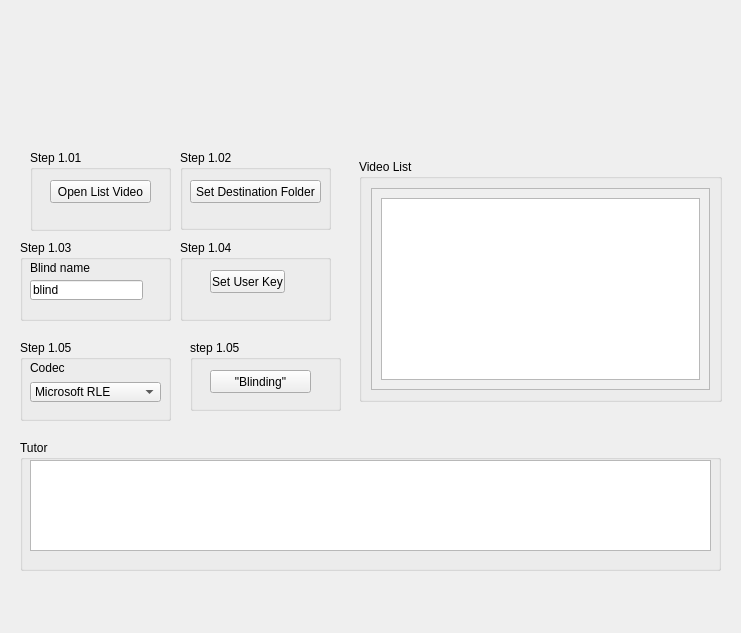
Old version of the form src/telablind.ui in the repository EthoWatcher/ethowatcher.
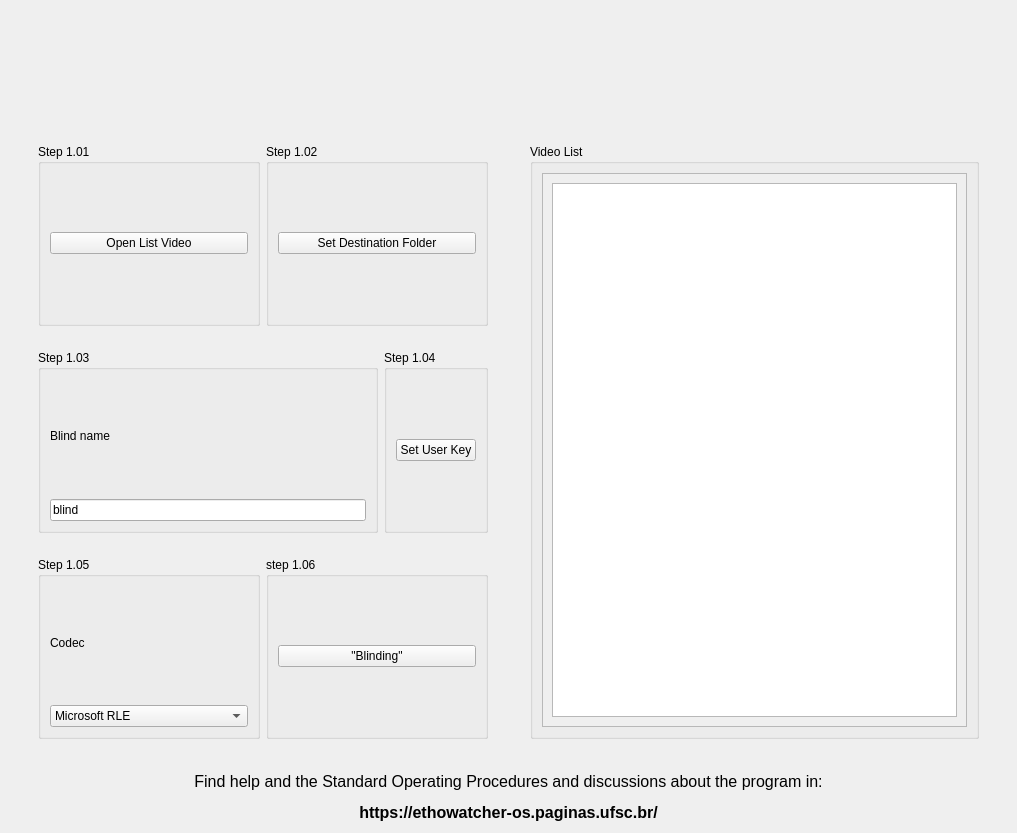
New version of the form. The open tabs and pages were chosen to show the change. Icons and pictures are not drawn.

Commit message: retirando a tela de tutor da telablind.ui

The edit to the form file:
```diff
--- a/src/telablind.ui
+++ b/src/telablind.ui
@@ -6,97 +6,223 @@
    <rect>
     <x>0</x>
     <y>0</y>
-    <width>741</width>
-    <height>633</height>
+    <width>1017</width>
+    <height>833</height>
    </rect>
   </property>
   <property name="windowTitle">
    <string>&quot;Blinding&quot; video files</string>
   </property>
+  <layout class="QVBoxLayout" name="verticalLayout_10">
+   <item>
+    <widget class="QLabel" name="label">
+     <property name="minimumSize">
+      <size>
+       <width>0</width>
+       <height>100</height>
+      </size>
+     </property>
+     <property name="text">
+      <string/>
+     </property>
+     <property name="pixmap">
+      <pixmap resource="resourcefile.qrc">:/icons/ethowatcher_logo_os.png</pixmap>
+     </property>
+     <property name="scaledContents">
+      <bool>true</bool>
+     </property>
+    </widget>
+   </item>
+   <item>
+    <widget class="QWidget" name="widget_6" native="true">
+     <layout class="QHBoxLayout" name="horizontalLayout_8">
+      <item>
+       <widget class="QWidget" name="widget_4" native="true">
+        <layout class="QVBoxLayout" name="verticalLayout_8">
+         <item>
+          <widget class="QWidget" name="widget" native="true">
+           <layout class="QHBoxLayout" name="horizontalLayout_4">
+            <item>
   <widget class="QGroupBox" name="groupBox">
-   <property name="geometry">
-    <rect>
-     <x>30</x>
-     <y>150</y>
-     <width>141</width>
-     <height>81</height>
-    </rect>
-   </property>
    <property name="title">
     <string>Step 1.01</string>
    </property>
+              <layout class="QHBoxLayout" name="horizontalLayout_3">
+               <item>
    <widget class="QPushButton" name="pbAddListaVideo">
-    <property name="geometry">
-     <rect>
-      <x>20</x>
-      <y>30</y>
-      <width>101</width>
-      <height>23</height>
-     </rect>
-    </property>
     <property name="text">
      <string>Open List Video</string>
     </property>
    </widget>
-  </widget>
+               </item>
+              </layout>
+             </widget>
+            </item>
+            <item>
   <widget class="QGroupBox" name="groupBox_2">
-   <property name="geometry">
-    <rect>
-     <x>180</x>
-     <y>150</y>
-     <width>151</width>
-     <height>80</height>
-    </rect>
-   </property>
    <property name="title">
     <string>Step 1.02</string>
    </property>
+              <layout class="QHBoxLayout" name="horizontalLayout_2">
+               <item>
    <widget class="QPushButton" name="pbAbrirPasta">
-    <property name="geometry">
-     <rect>
-      <x>10</x>
-      <y>30</y>
-      <width>131</width>
-      <height>23</height>
-     </rect>
-    </property>
     <property name="text">
      <string>Set Destination Folder</string>
     </property>
    </widget>
-  </widget>
-  <widget class="QGroupBox" name="groupBox_3">
-   <property name="geometry">
-    <rect>
-     <x>20</x>
-     <y>440</y>
-     <width>701</width>
-     <height>131</height>
-    </rect>
+               </item>
+              </layout>
+             </widget>
+            </item>
+           </layout>
+          </widget>
+         </item>
+         <item>
+          <widget class="QWidget" name="widget_2" native="true">
+           <layout class="QHBoxLayout" name="horizontalLayout_5">
+            <item>
+             <widget class="QGroupBox" name="groupBox_5">
+              <property name="minimumSize">
+               <size>
+                <width>0</width>
+                <height>100</height>
+               </size>
    </property>
    <property name="title">
-    <string>Tutor</string>
-   </property>
-   <widget class="QTextEdit" name="textEdit_3">
-    <property name="geometry">
-     <rect>
-      <x>10</x>
-      <y>20</y>
-      <width>681</width>
-      <height>91</height>
-     </rect>
-    </property>
-   </widget>
-  </widget>
+               <string>Step 1.03</string>
+              </property>
+              <layout class="QVBoxLayout" name="verticalLayout_6">
+               <item>
+                <widget class="QLabel" name="label_2">
+                 <property name="text">
+                  <string>Blind name</string>
+                 </property>
+                </widget>
+               </item>
+               <item>
+                <widget class="QLineEdit" name="leNomePadr">
+                 <property name="text">
+                  <string>blind</string>
+                 </property>
+                </widget>
+               </item>
+              </layout>
+             </widget>
+            </item>
+            <item>
+             <widget class="QGroupBox" name="groupBox_7">
+              <property name="title">
+               <string>Step 1.04</string>
+              </property>
+              <layout class="QHBoxLayout" name="horizontalLayout">
+               <item>
+                <widget class="QPushButton" name="pbSetUserKey">
+                 <property name="text">
+                  <string>Set User Key</string>
+                 </property>
+                </widget>
+               </item>
+              </layout>
+             </widget>
+            </item>
+           </layout>
+          </widget>
+         </item>
+         <item>
+          <widget class="QWidget" name="widget_3" native="true">
+           <layout class="QHBoxLayout" name="horizontalLayout_6">
+            <item>
+             <widget class="QGroupBox" name="groupBox_10">
+              <property name="title">
+               <string>Step 1.05</string>
+              </property>
+              <layout class="QVBoxLayout" name="verticalLayout_7">
+               <item>
+                <widget class="QLabel" name="label_26">
+                 <property name="text">
+                  <string>Codec</string>
+                 </property>
+                </widget>
+               </item>
+               <item>
+                <widget class="QComboBox" name="comboBoX">
+                 <item>
+                  <property name="text">
+                   <string>Microsoft RLE</string>
+                  </property>
+                 </item>
+                 <item>
+                  <property name="text">
+                   <string>Microsoft Video1</string>
+                  </property>
+                 </item>
+                 <item>
+                  <property name="text">
+                   <string>Intel IYUV codec</string>
+                  </property>
+                 </item>
+                 <item>
+                  <property name="text">
+                   <string>Cinepack Codec by radius</string>
+                  </property>
+                 </item>
+                 <item>
+                  <property name="text">
+                   <string>Lagarith Lossles Codec</string>
+                  </property>
+                 </item>
+                 <item>
+                  <property name="text">
+                   <string>H264</string>
+                  </property>
+                 </item>
+                 <item>
+                  <property name="text">
+                   <string>XVid</string>
+                  </property>
+                 </item>
+                 <item>
+                  <property name="text">
+                   <string>ffdshow Video Codec</string>
+                  </property>
+                 </item>
+                 <item>
+                  <property name="text">
+                   <string>H264</string>
+                  </property>
+                 </item>
+                </widget>
+               </item>
+              </layout>
+             </widget>
+            </item>
+            <item>
+             <widget class="QGroupBox" name="groupBox_6">
+              <property name="title">
+               <string>step 1.06</string>
+              </property>
+              <layout class="QHBoxLayout" name="horizontalLayout_7">
+               <item>
+                <widget class="QPushButton" name="pbBliding">
+                 <property name="text">
+                  <string>&quot;Blinding&quot;</string>
+                 </property>
+                </widget>
+               </item>
+              </layout>
+             </widget>
+            </item>
+           </layout>
+          </widget>
+         </item>
+        </layout>
+       </widget>
+      </item>
+      <item>
+       <widget class="QWidget" name="widget_5" native="true">
+        <layout class="QVBoxLayout" name="verticalLayout_9">
+         <item>
   <widget class="QStackedWidget" name="staWidPrin">
-   <property name="geometry">
-    <rect>
-     <x>350</x>
-     <y>150</y>
-     <width>381</width>
-     <height>261</height>
-    </rect>
-   </property>
    <property name="currentIndex">
     <number>1</number>
    </property>
@@ -118,8 +244,8 @@
             <rect>
              <x>0</x>
              <y>0</y>
-             <width>79</width>
-             <height>79</height>
+                     <width>429</width>
+                     <height>305</height>
             </rect>
            </property>
            <layout class="QVBoxLayout" name="verticalLayout_5">
@@ -179,197 +305,24 @@
     </layout>
    </widget>
   </widget>
-  <widget class="QGroupBox" name="groupBox_5">
-   <property name="geometry">
-    <rect>
-     <x>20</x>
-     <y>240</y>
-     <width>151</width>
-     <height>81</height>
-    </rect>
-   </property>
-   <property name="title">
-    <string>Step 1.03</string>
-   </property>
-   <widget class="QLineEdit" name="leNomePadr">
-    <property name="geometry">
-     <rect>
-      <x>10</x>
-      <y>40</y>
-      <width>113</width>
-      <height>20</height>
-     </rect>
-    </property>
-    <property name="text">
-     <string>blind</string>
-    </property>
-   </widget>
-   <widget class="QLabel" name="label_2">
-    <property name="geometry">
-     <rect>
-      <x>10</x>
-      <y>20</y>
-      <width>91</width>
-      <height>16</height>
-     </rect>
-    </property>
-    <property name="text">
-     <string>Blind name</string>
-    </property>
-   </widget>
-  </widget>
-  <widget class="QGroupBox" name="groupBox_6">
-   <property name="geometry">
-    <rect>
-     <x>190</x>
-     <y>340</y>
-     <width>151</width>
-     <height>71</height>
-    </rect>
-   </property>
-   <property name="title">
-    <string>step 1.05</string>
-   </property>
-   <widget class="QPushButton" name="pbBliding">
-    <property name="geometry">
-     <rect>
-      <x>20</x>
-      <y>30</y>
-      <width>101</width>
-      <height>23</height>
-     </rect>
-    </property>
-    <property name="text">
-     <string>&quot;Blinding&quot;</string>
-    </property>
-   </widget>
-  </widget>
-  <widget class="QGroupBox" name="groupBox_7">
-   <property name="geometry">
-    <rect>
-     <x>180</x>
-     <y>240</y>
-     <width>151</width>
-     <height>81</height>
-    </rect>
-   </property>
-   <property name="title">
-    <string>Step 1.04</string>
-   </property>
-   <widget class="QPushButton" name="pbSetUserKey">
-    <property name="geometry">
-     <rect>
-      <x>30</x>
-      <y>30</y>
-      <width>75</width>
-      <height>23</height>
-     </rect>
-    </property>
-    <property name="text">
-     <string>Set User Key</string>
-    </property>
-   </widget>
-  </widget>
-  <widget class="QGroupBox" name="groupBox_10">
-   <property name="geometry">
-    <rect>
-     <x>20</x>
-     <y>340</y>
-     <width>151</width>
-     <height>81</height>
-    </rect>
-   </property>
-   <property name="title">
-    <string>Step 1.05</string>
-   </property>
-   <widget class="QLabel" name="label_26">
-    <property name="geometry">
-     <rect>
-      <x>10</x>
-      <y>20</y>
-      <width>51</width>
-      <height>16</height>
-     </rect>
-    </property>
-    <property name="text">
-     <string>Codec</string>
-    </property>
-   </widget>
-   <widget class="QComboBox" name="comboBoX">
-    <property name="geometry">
-     <rect>
-      <x>10</x>
-      <y>42</y>
-      <width>131</width>
-      <height>20</height>
-     </rect>
-    </property>
-    <item>
-     <property name="text">
-      <string>Microsoft RLE</string>
-     </property>
+         </item>
+        </layout>
+        <zorder>groupBox_8</zorder>
+        <zorder>groupBox_8</zorder>
+        <zorder>staWidPrin</zorder>
+       </widget>
+      </item>
+     </layout>
+    </widget>
     </item>
     <item>
+    <widget class="QLabel" name="label_3">
      <property name="text">
-      <string>Microsoft Video1</string>
+      <string>&lt;html&gt;&lt;head/&gt;&lt;body&gt;&lt;p align=&quot;center&quot;&gt;&lt;span style=&quot; font-size:12pt;&quot;&gt;Find help and the Standard Operating Procedures and discussions about the program in:&lt;/span&gt;&lt;/p&gt;&lt;p align=&quot;center&quot;&gt;&lt;span style=&quot; font-size:12pt; font-weight:600;&quot;&gt;https://ethowatcher-os.paginas.ufsc.br/&lt;/span&gt;&lt;/p&gt;&lt;/body&gt;&lt;/html&gt;</string>
      </property>
-    </item>
-    <item>
-     <property name="text">
-      <string>Intel IYUV codec</string>
-     </property>
-    </item>
-    <item>
-     <property name="text">
-      <string>Cinepack Codec by radius</string>
-     </property>
-    </item>
-    <item>
-     <property name="text">
-      <string>Lagarith Lossles Codec</string>
-     </property>
-    </item>
-    <item>
-     <property name="text">
-      <string>H264</string>
-     </property>
-    </item>
-    <item>
-     <property name="text">
-      <string>XVid</string>
-     </property>
-    </item>
-    <item>
-     <property name="text">
-      <string>ffdshow Video Codec</string>
-     </property>
-    </item>
-    <item>
-     <property name="text">
-      <string>H264</string>
-     </property>
-    </item>
-   </widget>
-  </widget>
-  <widget class="QLabel" name="label">
-   <property name="geometry">
-    <rect>
-     <x>20</x>
-     <y>40</y>
-     <width>701</width>
-     <height>101</height>
-    </rect>
-   </property>
-   <property name="text">
-    <string/>
-   </property>
-   <property name="pixmap">
-    <pixmap resource="resourcefile.qrc">:/icons/ethowatcher_logo_os.png</pixmap>
-   </property>
-   <property name="scaledContents">
-    <bool>true</bool>
-   </property>
-  </widget>
+    </widget>
+   </item>
+  </layout>
  </widget>
  <resources>
   <include location="resourcefile.qrc"/>
```
Left out of the diff: 6 changed lines with no effect on the pictures. Lines whose indentation alone changed are shown as unchanged.
